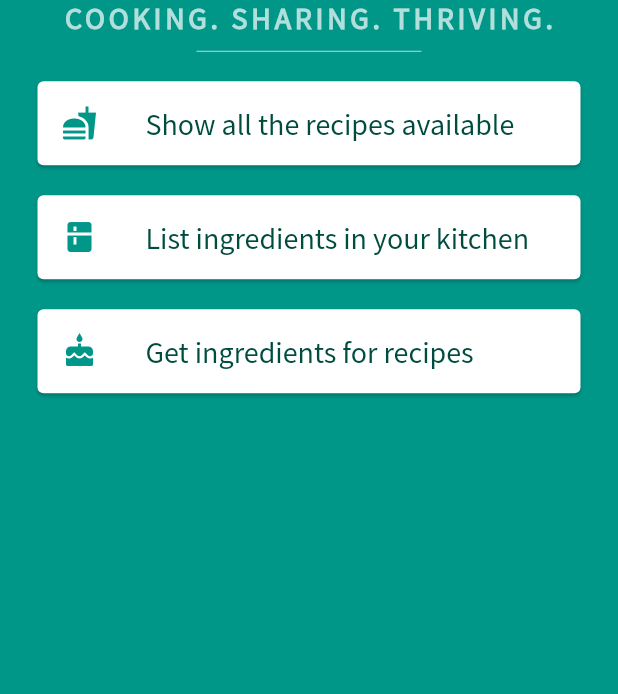
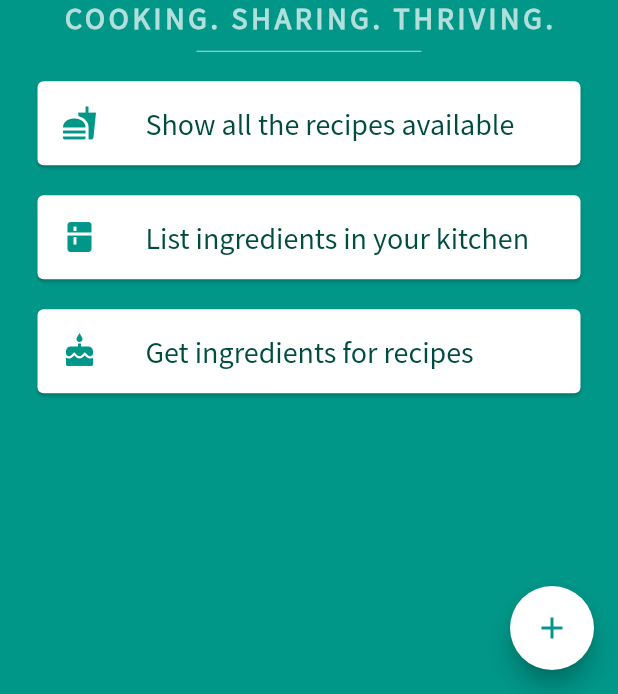
Before and after one commit to kaushikchaubal/home-recipes, a Flutter app: the screen it shows after launch, on a phone screen of 412 x 824 dp, the part 542-1236 px from its top. Run offline on Flutter 3.47's test engine with Material 2 defaults, Android fonts, the phone set to English and light mode, and no system bars.

Commit message:
Adding screenshot

```diff
--- a/client/home_recipes_app/lib/main.dart
+++ b/client/home_recipes_app/lib/main.dart
@@ -91,6 +91,14 @@ class HomeRecipesApp extends StatelessWidget {
                     ))
               ],
             )),
+        floatingActionButton: FloatingActionButton(
+          tooltip: 'Add Recipe',
+          backgroundColor: Colors.white,
+          child: Icon(
+              Icons.add,
+              color: Colors.teal,
+          ),
+        ),
       ),
     );
   }
```
Also changed, not shown: home-recipes.png (added), 1 other file.
